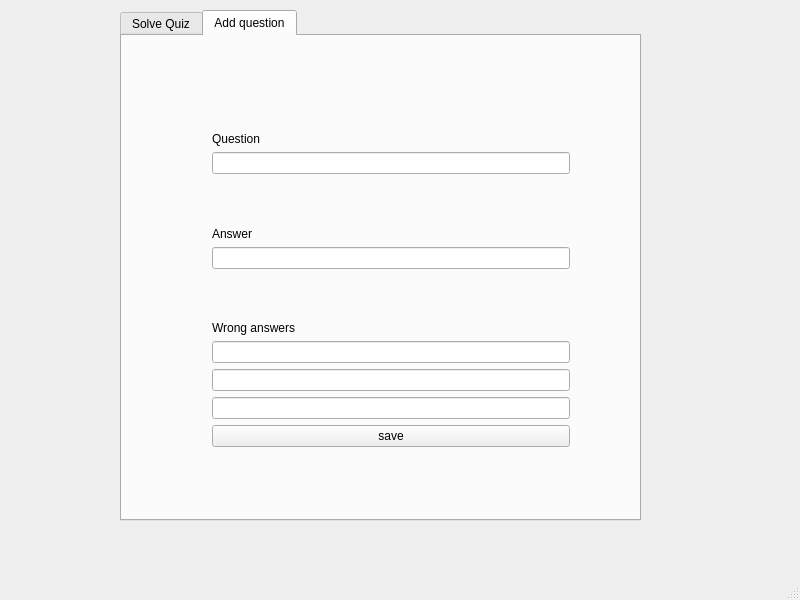
Qt form flashcards.ui (anga95/Flashcards) before a commit.
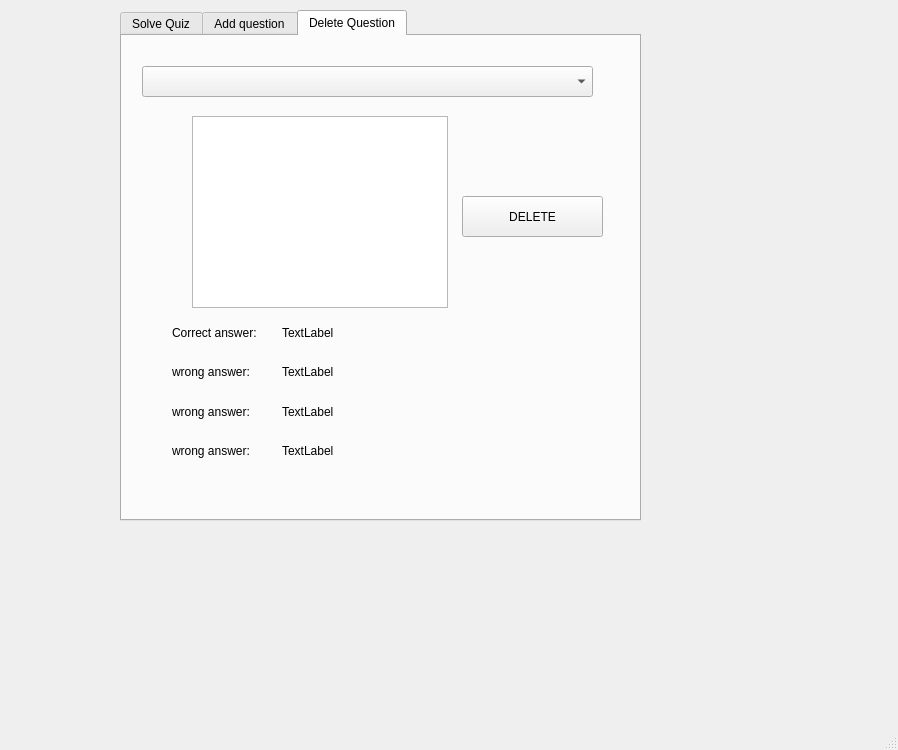
The same form after that commit.

```diff
--- a/flashcards.ui
+++ b/flashcards.ui
@@ -6,8 +6,8 @@
    <rect>
     <x>0</x>
     <y>0</y>
-    <width>800</width>
-    <height>600</height>
+    <width>898</width>
+    <height>750</height>
    </rect>
   </property>
   <property name="windowTitle">
@@ -24,7 +24,7 @@
      </rect>
     </property>
     <property name="currentIndex">
-     <number>1</number>
+     <number>2</number>
     </property>
     <widget class="QWidget" name="tab">
      <attribute name="title">
@@ -103,7 +103,7 @@
         <x>90</x>
         <y>50</y>
         <width>358</width>
-        <height>361</height>
+        <height>365</height>
        </rect>
       </property>
       <layout class="QVBoxLayout" name="add_question_widget">
@@ -196,6 +196,124 @@
       </layout>
      </widget>
     </widget>
+    <widget class="QWidget" name="tab_5">
+     <attribute name="title">
+      <string>Delete Question</string>
+     </attribute>
+     <widget class="QComboBox" name="comboBox">
+      <property name="geometry">
+       <rect>
+        <x>20</x>
+        <y>30</y>
+        <width>451</width>
+        <height>31</height>
+       </rect>
+      </property>
+     </widget>
+     <widget class="QTextBrowser" name="delete_text_browser">
+      <property name="geometry">
+       <rect>
+        <x>70</x>
+        <y>80</y>
+        <width>256</width>
+        <height>192</height>
+       </rect>
+      </property>
+     </widget>
+     <widget class="QWidget" name="verticalLayoutWidget">
+      <property name="geometry">
+       <rect>
+        <x>160</x>
+        <y>280</y>
+        <width>271</width>
+        <height>151</height>
+       </rect>
+      </property>
+      <layout class="QVBoxLayout" name="verticalLayout_3">
+       <item>
+        <widget class="QLabel" name="delete_label_1">
+         <property name="text">
+          <string>TextLabel</string>
+         </property>
+        </widget>
+       </item>
+       <item>
+        <widget class="QLabel" name="delete_label_2">
+         <property name="text">
+          <string>TextLabel</string>
+         </property>
+        </widget>
+       </item>
+       <item>
+        <widget class="QLabel" name="delete_label_3">
+         <property name="text">
+          <string>TextLabel</string>
+         </property>
+        </widget>
+       </item>
+       <item>
+        <widget class="QLabel" name="delete_label_4">
+         <property name="text">
+          <string>TextLabel</string>
+         </property>
+        </widget>
+       </item>
+      </layout>
+     </widget>
+     <widget class="QWidget" name="verticalLayoutWidget_2">
+      <property name="geometry">
+       <rect>
+        <x>50</x>
+        <y>280</y>
+        <width>101</width>
+        <height>151</height>
+       </rect>
+      </property>
+      <layout class="QVBoxLayout" name="verticalLayout_4">
+       <item>
+        <widget class="QLabel" name="label_4">
+         <property name="text">
+          <string>Correct answer:</string>
+         </property>
+        </widget>
+       </item>
+       <item>
+        <widget class="QLabel" name="label_5">
+         <property name="text">
+          <string>wrong answer:</string>
+         </property>
+        </widget>
+       </item>
+       <item>
+        <widget class="QLabel" name="label_6">
+         <property name="text">
+          <string>wrong answer:</string>
+         </property>
+        </widget>
+       </item>
+       <item>
+        <widget class="QLabel" name="label_7">
+         <property name="text">
+          <string>wrong answer:</string>
+         </property>
+        </widget>
+       </item>
+      </layout>
+     </widget>
+     <widget class="QPushButton" name="delete_button">
+      <property name="geometry">
+       <rect>
+        <x>340</x>
+        <y>160</y>
+        <width>141</width>
+        <height>41</height>
+       </rect>
+      </property>
+      <property name="text">
+       <string>DELETE</string>
+      </property>
+     </widget>
+    </widget>
    </widget>
   </widget>
   <widget class="QMenuBar" name="menubar">
```
Left out of the diff: 32 changed lines with no effect on the pictures.
